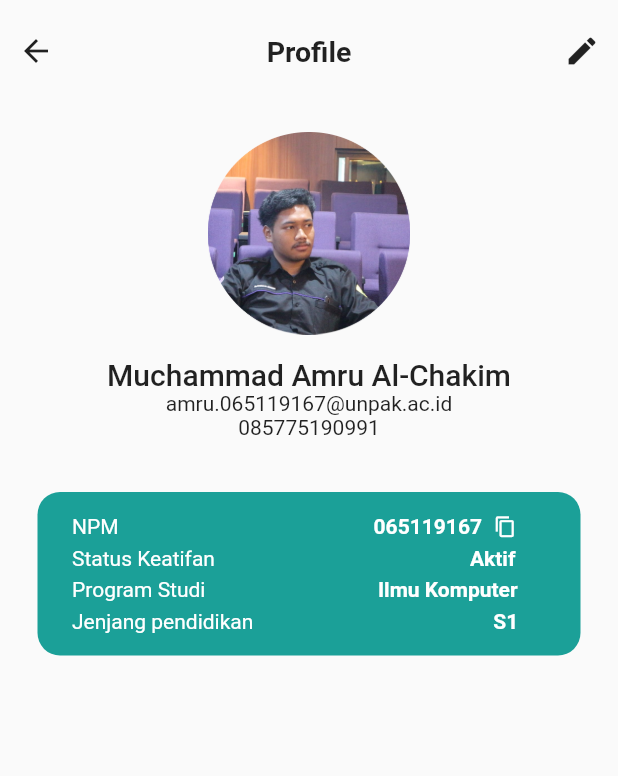
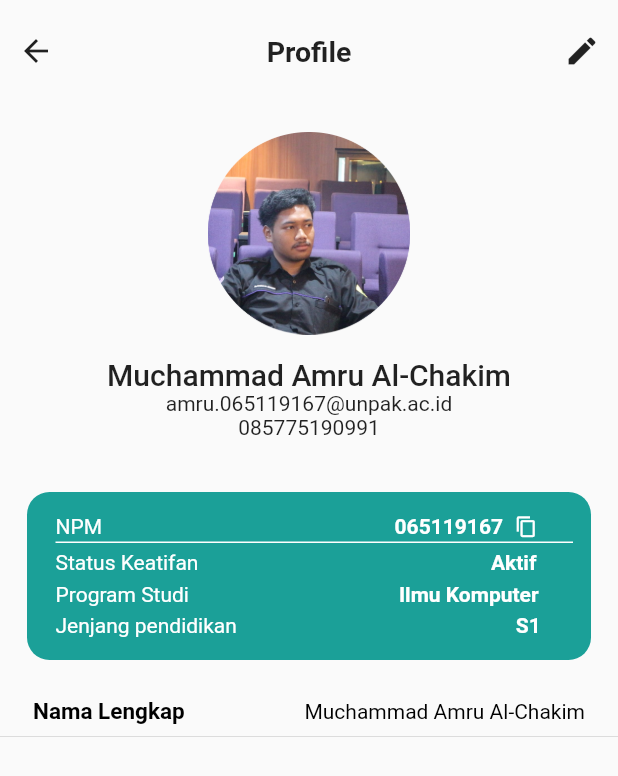
Before and after one commit to al-chakim/tugas2_P5, a Flutter app: the screen it shows after launch, on a phone screen of 412 x 824 dp. Shown: the top 776 px of the screen. Run offline on Flutter 3.47's test engine with Material 2 defaults, Android fonts, the phone set to English and light mode, and no system bars.

Commit message:
upodate layout

```diff
--- a/new_app/lib/main.dart
+++ b/new_app/lib/main.dart
@@ -16,19 +16,21 @@ class _MyAppState extends State<MyApp> {
   @override
   Widget build(BuildContext context) {
 
+
+
     Widget kontener(){
       return Container(
         padding: EdgeInsets.only(
           top: 15,
           bottom: 15,
-          left: 23,
-          right: 15,
+          left: 19,
+          right: 12,
         ),
         margin: EdgeInsets.only(
           top: 15,
           bottom: 5,
-          right: 25,
-          left: 25
+          right: 18,
+          left: 18
         ),
         decoration: BoxDecoration(
           color: Color(0xff1BA098),
@@ -43,7 +45,7 @@ class _MyAppState extends State<MyApp> {
                   'NPM',
                   style: satu
                 ),
-                SizedBox(width: 170,),
+                SizedBox(width: 195,),
                 Text(
                   '065119167',
                   style: dua
@@ -56,14 +58,22 @@ class _MyAppState extends State<MyApp> {
                 )
               ],
             ),
-            SizedBox(height: 5,),
+            //SizedBox(height: 3,),
+            Divider(
+              color: Colors.white,
+              thickness: 1,
+              height: 5,
+              indent: 0,
+              endIndent: 0,
+            ),
+            SizedBox(height: 3,),
             Row(
               children: [
                 Text(
                   'Status Keatifan',
                   style: satu
                 ),
-                SizedBox(width: 170,),
+                SizedBox(width: 195,),
                 Text(
                   'Aktif',
                   style: dua
@@ -77,7 +87,7 @@ class _MyAppState extends State<MyApp> {
                   'Program Studi',
                   style: satu
                 ),
-                SizedBox(width: 115,),
+                SizedBox(width: 140,),
                 Text(
                   'Ilmu Komputer',
                   style: dua,
@@ -91,12 +101,32 @@ class _MyAppState extends State<MyApp> {
                   'Jenjang pendidikan',
                   style: satu,
                 ),
-                SizedBox(width: 160,),
+                SizedBox(width: 186,),
                 Text(
                   'S1',
                   style: dua,
                 )
               ],
+            )
+          ],
+        ),
+      );
+    }
+
+    Widget teks(String tulis, String baca){
+      return Padding(
+        padding: const EdgeInsets.only(left: 22, right: 22),
+        child: Row(
+          mainAxisAlignment: MainAxisAlignment.spaceBetween,
+          children: [
+            //SizedBox(width: 20,),
+            Text(
+              tulis,
+              style: tiga,
+            ),
+            Text(
+              baca,
+              style: empat,
             )
           ],
         ),
@@ -157,6 +187,13 @@ class _MyAppState extends State<MyApp> {
               ),
               SizedBox(height: 20,),
               kontener(),
+              SizedBox(height: 20,),
+              Column(
+                children: [
+                  teks('Nama Lengkap','Muchammad Amru Al-Chakim'),
+                  Divider()
+                ],
+              )
             ],
           )
         ),
--- a/new_app/lib/warna.dart
+++ b/new_app/lib/warna.dart
@@ -1,6 +1,7 @@
 import 'package:flutter/material.dart';
 
 Color warna1 = Color(0xffFFFFFF);
+Color warna2 = Color(0xff000000);
 
 TextStyle satu = TextStyle(
   color: warna1,
@@ -12,3 +13,14 @@ TextStyle dua = TextStyle(
   //fontSize: 15,
   fontWeight: FontWeight.w700
 );
+
+TextStyle tiga = TextStyle(
+  color: warna2,
+  fontSize: 15,
+  fontWeight: FontWeight.w700
+);
+
+TextStyle empat = TextStyle(
+  color: warna2,
+  //fontSize: 15
+);
```
